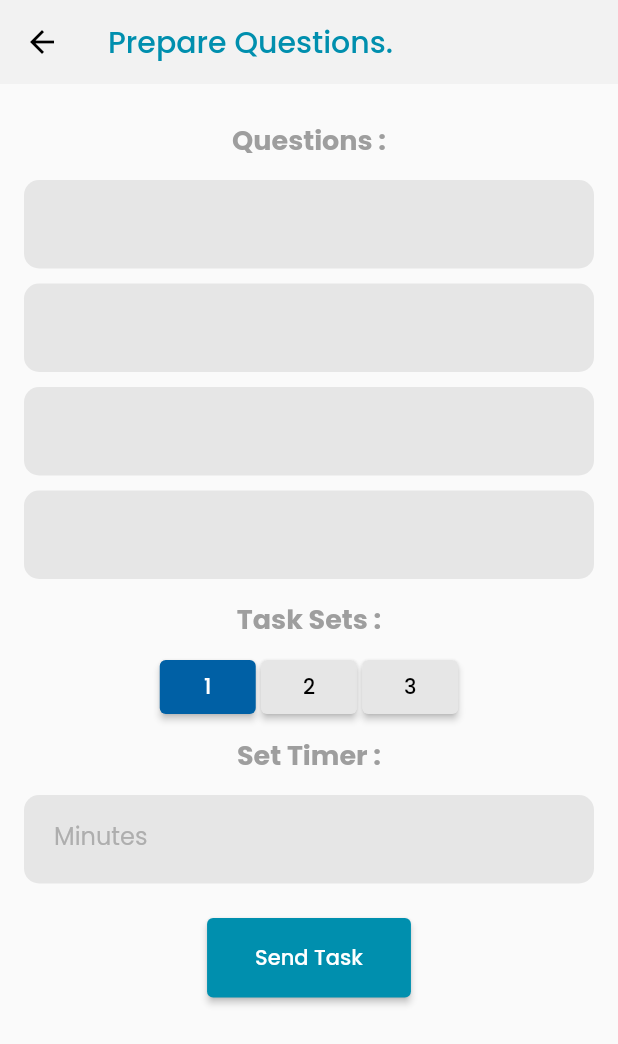
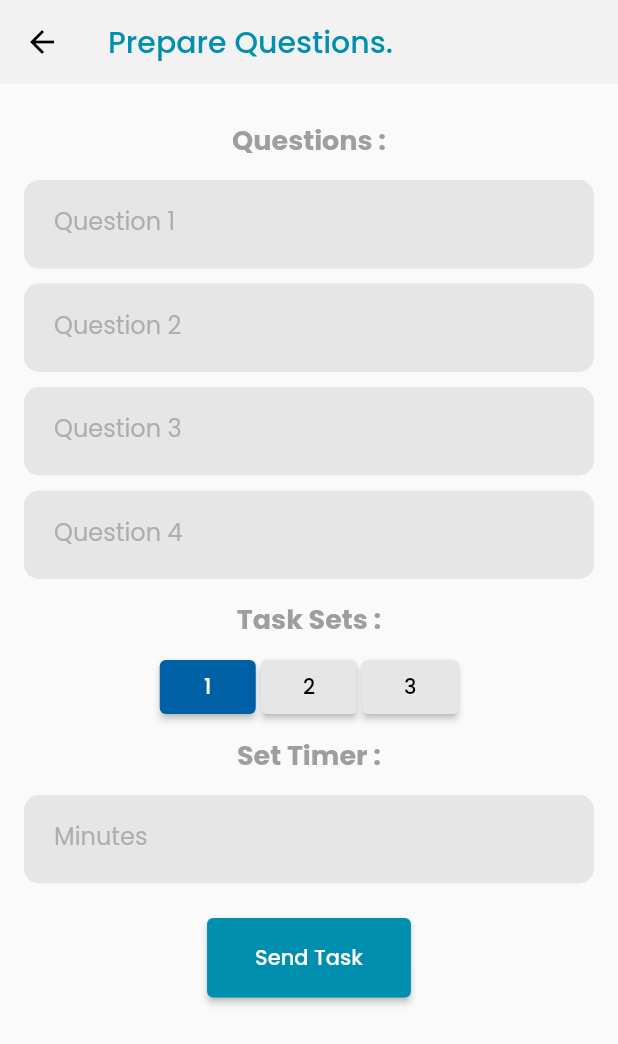
Before and after one commit to ArshadZanin/company_JobsWay, a Flutter app: the HomePage screen opened directly, item 4 of the bottom bar chosen, scrolled down 576 dp, after a tap on "Assign Task", on a phone screen of 412 x 824 dp. Shown: the top 1044 px of the screen. Run offline on Flutter 3.47's test engine with Material 2 defaults, Android fonts, the phone set to English and light mode, and no system bars; our stand-ins replace carousel_slider, font_awesome_flutter, get, google_fonts, image_cropper, image_picker.

```diff
--- a/lib/controller/widget_controller.dart
+++ b/lib/controller/widget_controller.dart
@@ -129,11 +129,11 @@ class WidgetController extends GetxController {
         children: [
           Text(
             'Jobs',
-            style: GoogleFonts.poppins(color: Colors.black),
+            style: GoogleFonts.poppins(color: Colors.black,fontWeight: FontWeight.bold),
           ),
           Text(
             'Way.',
-            style: GoogleFonts.poppins(color: const Color(0xFF008FAE)),
+            style: GoogleFonts.poppins(color: const Color(0xFF008FAE),fontWeight: FontWeight.bold),
           ),
         ],
       ),
@@ -164,54 +164,72 @@ class WidgetController extends GetxController {
   }) {
     return Card(
       color: const Color(0xFF2C2C2C),
+      child: SizedBox(
+        width: double.infinity,
+        height: 100,
         child: Padding(
-        padding: const EdgeInsets.all(12.0),
-        child: ListTile(
-          onTap: onTap,
-          title: Column(
-            crossAxisAlignment: CrossAxisAlignment.start,
+          padding: const EdgeInsets.all(8.0),
+          child: Row(
+            // mainAxisAlignment: MainAxisAlignment.spaceBetween,
             children: [
-              Text(
+              Expanded(
+                child: Column(
+                  children: [
+                    Expanded(
+                      child: Text(
                         jobName,
                         style: GoogleFonts.poppins(
                             color: Colors.white,
                             fontSize: 15,
                             fontWeight: FontWeight.bold),
                       ),
-              Text(
+                    ),
+                    Expanded(
+                      child: Text(
                         '₹$salaryRange',
                         style: GoogleFonts.poppins(
                             color: Colors.green,
                             fontSize: 15,
                             fontWeight: FontWeight.bold),
                       ),
-              Text(
+                    ),
+                    Expanded(
+                      child: Text(
                         '$experience experience',
                         style: GoogleFonts.poppins(
                             color: Colors.grey,
-                    fontSize: 15,
+                            fontSize: 13,
                             fontWeight: FontWeight.bold),
+                      ),
                     ),
                   ],
                 ),
-          trailing: Column(
+              ),
+              Expanded(
+                child: Column(
                   mainAxisAlignment: MainAxisAlignment.spaceEvenly,
                   children: [
                     Text(
                       '$postTime ago',
+                      textAlign: TextAlign.right,
                       style: GoogleFonts.poppins(
                           color: Colors.white,
-                    fontSize: 15,
+                          fontSize: 14,
                           fontWeight: FontWeight.bold),
                     ),
                     Text(
                       jobTime,
+                      textAlign: TextAlign.right,
                       style: GoogleFonts.poppins(
                           color: Colors.white,
-                    fontSize: 12,
+                          fontSize: 11,
                           fontWeight: FontWeight.bold),
                     ),
-              Container(
+                    Expanded(
+                      child: Padding(
+                        padding: const EdgeInsets.all(10.0),
+                        child: Center(
+                          child: Container(
                             padding:
                             const EdgeInsets.symmetric(vertical: 2, horizontal: 10),
                             decoration: BoxDecoration(
@@ -223,6 +241,12 @@ class WidgetController extends GetxController {
                                   color: Colors.green,
                                   fontSize: 12,
                                   fontWeight: FontWeight.bold),
+                            ),
+                          ),
+                        ),
+                      ),
+                    ),
+                  ],
                 ),
               ),
             ],
@@ -480,7 +504,6 @@ class WidgetController extends GetxController {
             Text(
               label,
               style: GoogleFonts.poppins(
-                fontSize: 16,
                 fontWeight: FontWeight.bold,
               ),
             ),
@@ -490,21 +513,63 @@ class WidgetController extends GetxController {
     );
   }
 
+  // Widget applicantList({required String name, required Function() onPress}) {
+  //   return Card(
+  //     color: const Color(0xFFB8E8F2),
+  //     child: ListTile(
+  //       title: Text(
+  //         name,
+  //         style: GoogleFonts.poppins(
+  //           fontWeight: FontWeight.bold,
+  //           color: const Color(0xFF004756),
+  //         ),
+  //       ),
+  //       subtitle: const Text('has completed the task'),
+  //       trailing: Column(
+  //         children: [
+  //           greenButton(label: 'Contact', onPress: onPress),
+  //         ],
+  //       ),
+  //     ),
+  //   );
+  // }
   Widget applicantList({required String name, required Function() onPress}) {
     return Card(
       color: const Color(0xFFB8E8F2),
-      child: ListTile(
-        title: Text(
+      child: SizedBox(
+        width: double.infinity,
+        height: 115,
+        child: Row(
+          children: [
+            Expanded(
+                child: Padding(
+                  padding: const EdgeInsets.all(8.0),
+                  child: Column(
+                    mainAxisAlignment: MainAxisAlignment.center,
+                    crossAxisAlignment: CrossAxisAlignment.start,
+                    children: [
+                      Text(
                         name,
                         style: GoogleFonts.poppins(
                           fontWeight: FontWeight.bold,
                           color: const Color(0xFF004756),
                         ),
                       ),
-        subtitle: const Text('has completed the task'),
-        trailing: Column(
+                      const Text('has completed the task'),
+                    ],
+                  ),
+                ),
+            ),
+            Padding(
+              padding: const EdgeInsets.only(right: 8.0),
+              child: Column(
+                mainAxisAlignment: MainAxisAlignment.center,
                 children: [
                   greenButton(label: 'Contact', onPress: onPress),
+                  redButton(label: '  Reject ', onPress: onPress),
+                ],
+              ),
+            ),
           ],
         ),
       ),
@@ -613,19 +678,27 @@ class WidgetController extends GetxController {
               child: Row(
                 mainAxisAlignment: MainAxisAlignment.center,
                 children: [
-                  Text(
+                  Expanded(
+                    flex: 3,
+                    child: Center(
+                      child: Text(
                         'Applied For : ',
                         style: GoogleFonts.poppins(
                           color: Colors.black,
-                      fontSize: 20,
                         ),
                       ),
-                  Text(
+                    ),
+                  ),
+                  Expanded(
+                    flex: 4,
+                    child: Center(
+                      child: Text(
                         jobTitle,
                         style: GoogleFonts.poppins(
                           color: Colors.black,
-                      fontSize: 20,
                           fontWeight: FontWeight.bold,
+                        ),
+                      ),
                     ),
                   ),
                 ],
@@ -641,7 +714,7 @@ class WidgetController extends GetxController {
   Widget iconText({IconData? icon,
     String text = '',
     double textSize = 14.0,
-    double? iconSize,
+    double iconSize = 14,
   }) {
     return Row(
       children: [
@@ -651,9 +724,16 @@ class WidgetController extends GetxController {
           size: iconSize,
         ),
         const SizedBox(width: 5,),
-        Text(
+        Expanded(
+          child: SizedBox(
+            child: Text(
               text,
+              overflow: TextOverflow.fade,
+              maxLines: 1,
+              softWrap: false,
               style: GoogleFonts.poppins(color: Colors.black, fontSize: textSize),
+            ),
+          ),
         ),
       ],
     );
--- a/lib/login_register/register.dart
+++ b/lib/login_register/register.dart
@@ -1,6 +1,4 @@
-import 'dart:convert';
 import 'dart:io';
-
 import 'package:flutter/material.dart';
 import 'package:get/get.dart';
 import 'package:google_fonts/google_fonts.dart';
@@ -93,7 +91,7 @@ class _RegisterPageState extends State<RegisterPage> {
                   margin: const EdgeInsets.symmetric(vertical: 16),
                   decoration: BoxDecoration(
                       borderRadius: BorderRadius.circular(20),
-                      color: Colors.grey),
+                      color: const Color(0xFFE6E6E6)),
                   height: 200,
                   width: 200,
                   child: ClipRRect(
--- a/lib/pages/application_page.dart
+++ b/lib/pages/application_page.dart
@@ -26,6 +26,7 @@ class _ApplicationPageState extends State<ApplicationPage> {
                 widgets.headingVersaTexts(colorText: 'Applications.'),
               ],
             ),
+            const SizedBox(height: 10,),
             ///application list
             Expanded(
               child: ListView.builder(
--- a/lib/pages/assign_task.dart
+++ b/lib/pages/assign_task.dart
@@ -51,15 +51,19 @@ class _AssignTaskState extends State<AssignTask> {
                 bold: true,
               ),
               widgets.textFieldGrey(
+                label: 'Question 1',
                 textController: setA,
               ),
               widgets.textFieldGrey(
+                label: 'Question 2',
                 textController: setB,
               ),
               widgets.textFieldGrey(
+                label: 'Question 3',
                 textController: setC,
               ),
               widgets.textFieldGrey(
+                label: 'Question 4',
                 textController: setD,
               ),
 
--- a/lib/pages/home_page.dart
+++ b/lib/pages/home_page.dart
@@ -32,16 +32,17 @@ class _HomePageState extends State<HomePage> {
             ShortListedPage(),
           ],
         ),
-        bottomNavigationBar: Material(
-          color: const Color(0xFFF2F2F2),
+        bottomNavigationBar: const Material(
+          color: Color(0xFFF2F2F2),
           child: TabBar(
+            indicatorColor: Colors.transparent,
               unselectedLabelColor: Colors.grey,
-              labelColor: const Color(0xFF008FAE),
+              labelColor: Color(0xFF008FAE),
               tabs: <Widget>[
-                Tab(icon: const Icon(Icons.home,size: 28,), child: Text('Dashboard',style: GoogleFonts.poppins(fontSize: 12),)),
-                Tab(icon: const Icon(Icons.pages,size: 28,), child: Text('Jobs',style: GoogleFonts.poppins(fontSize: 12),)),
-                Tab(icon: const Icon(Icons.article,size: 28,), child: Text('Applications',style: GoogleFonts.poppins(fontSize: 12),)),
-                Tab(icon: const Icon(Icons.list,size: 28,), child: Text('ShortListed',style: GoogleFonts.poppins(fontSize: 12),)),
+                Tab(icon: Icon(Icons.home,size: 28,),),
+                Tab(icon: Icon(Icons.pages,size: 28,),),
+                Tab(icon: Icon(Icons.article,size: 28,),),
+                Tab(icon: Icon(Icons.list,size: 28,),),
               ]),
         ),
       ),
--- a/lib/pages/jobs_page.dart
+++ b/lib/pages/jobs_page.dart
@@ -36,6 +36,7 @@ class _JobsPageState extends State<JobsPage> {
                     },),
               ],
             ),
+            const SizedBox(height: 10,),
             Expanded(
               child: ListView.builder(
                   itemCount: 50,
--- a/lib/pages/task_list.dart
+++ b/lib/pages/task_list.dart
@@ -56,15 +56,19 @@ class TaskList extends StatelessWidget {
                 bold: true,
               ),
               widgets.textFieldGrey(
+                label: 'Question 1',
                 textController: set1a,
               ),
               widgets.textFieldGrey(
+                label: 'Question 2',
                 textController: set1b,
               ),
               widgets.textFieldGrey(
+                label: 'Question 3',
                 textController: set1c,
               ),
               widgets.textFieldGrey(
+                label: 'Question 4',
                 textController: set1d,
               ),
               ///set 2
@@ -81,15 +85,19 @@ class TaskList extends StatelessWidget {
                 bold: true,
               ),
               widgets.textFieldGrey(
+                label: 'Question 1',
                 textController: set2a,
               ),
               widgets.textFieldGrey(
+                label: 'Question 2',
                 textController: set2b,
               ),
               widgets.textFieldGrey(
+                label: 'Question 3',
                 textController: set2c,
               ),
               widgets.textFieldGrey(
+                label: 'Question 4',
                 textController: set2d,
               ),
               ///set 3
@@ -106,15 +114,19 @@ class TaskList extends StatelessWidget {
                 bold: true,
               ),
               widgets.textFieldGrey(
+                label: 'Question 1',
                 textController: set3a,
               ),
               widgets.textFieldGrey(
+                label: 'Question 2',
                 textController: set3b,
               ),
               widgets.textFieldGrey(
+                label: 'Question 3',
                 textController: set3c,
               ),
               widgets.textFieldGrey(
+                label: 'Question 4',
                 textController: set3d,
               ),
 
--- a/pubspec.yaml
+++ b/pubspec.yaml
@@ -40,6 +40,7 @@ dependencies:
   image_picker: ^0.8.4+4
   image_cropper: ^1.4.1
   google_fonts: ^2.1.0
+  badges: ^2.0.2
 
 dev_dependencies:
   flutter_test:
```
Also changed, not shown: lib/main.dart (+22 -1 lines), pubspec.lock. Lines whose indentation alone changed are shown as unchanged.
